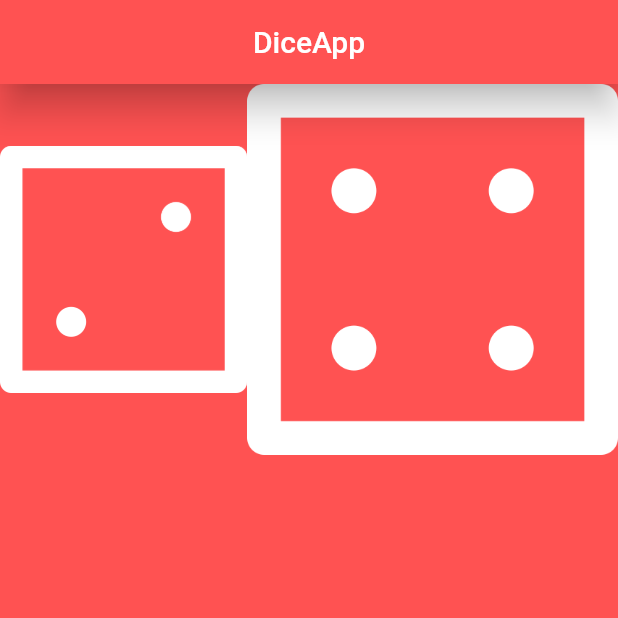
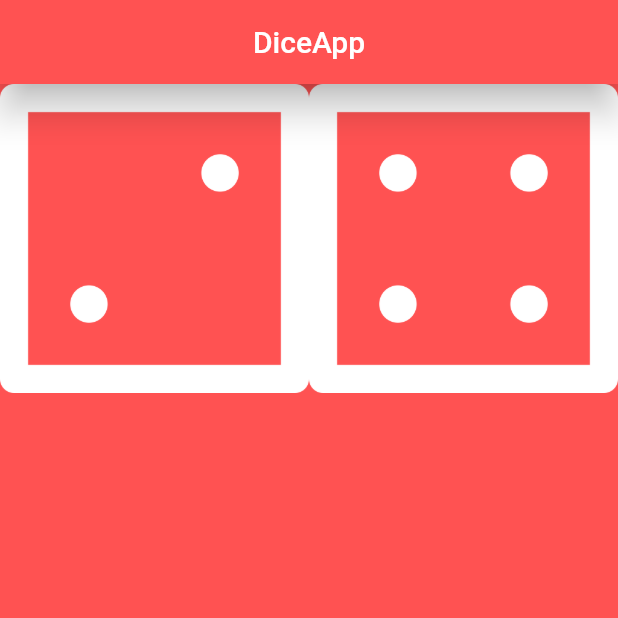
Before and after one commit to stark-ace-1891/tf04p_0008_diceapp, a Flutter app: the screen it shows after launch, on a phone screen of 412 x 824 dp, the top half of it. Run offline on Flutter 3.47's test engine with Material 2 defaults, Android fonts, the phone set to English and light mode, and no system bars.

Commit message:
Poner imagenes del mismo tamaño con flex

```diff
--- a/lib/main.dart
+++ b/lib/main.dart
@@ -25,11 +25,11 @@ class HomePage extends StatelessWidget {
       body: Row(
         children: [
           Expanded(
-            flex: 2,
+            flex: 1,
             child: Image.asset("assets/images/dice2.png"),
           ),
           Expanded(
-            flex: 3,
+            flex: 1,
             child: Image.asset("assets/images/dice4.png"),
           ),
         ],
```
